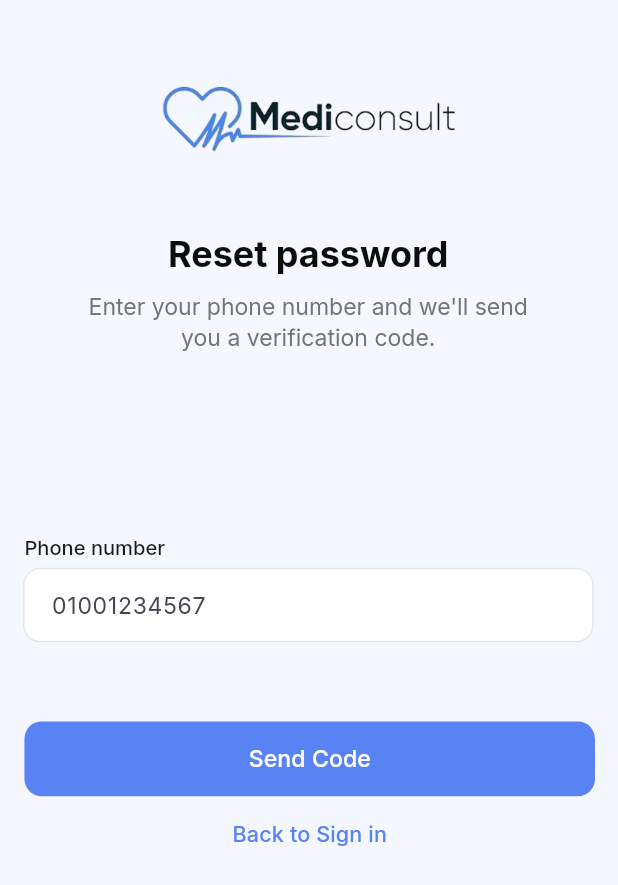
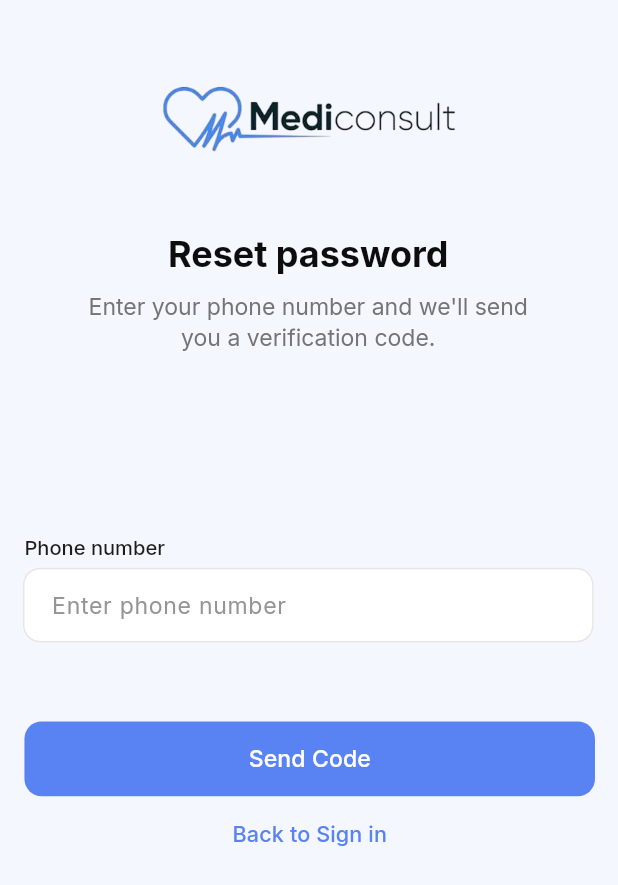
Before and after one commit to AbdelrahmanAhmed7/mci, a Flutter app: the ForgetPasswordScreen screen opened by its route, on a phone screen of 412 x 824 dp. Shown: the top 885 px of the screen. Run offline on Flutter 3.47's test engine with Material 3 defaults, Android fonts, the phone set to English and light mode, and no system bars; our stand-ins replace cached_network_image, connectivity_plus, cupertino_ui, dio, easy_localization, firebase_analytics and 22 more; missing offline and left inert: dart:ffi, in_app_update; accounts and stored records are empty; generated files the repository leaves out were written again; network calls fail; statements that could not run were skipped; project files that could hold a hidden picture were left out.

Commit message:
fix: correct auth placeholders

```diff
--- a/lib/features/auth/login/presentation/forget_password_screen.dart
+++ b/lib/features/auth/login/presentation/forget_password_screen.dart
@@ -55,7 +55,7 @@ class _ForgetPasswordScreenState extends State<ForgetPasswordScreen> {
             top: 431,
             child: FigmaAuthTextField(
               controller: _phone,
-              hintText: '01001234567',
+              hintText: 'Enter phone number',
               keyboardType: TextInputType.phone,
               validator: (value) => value == null || value.trim().isEmpty
                   ? 'Please enter your phone number'
--- a/lib/features/auth/login/presentation/login_screen.dart
+++ b/lib/features/auth/login/presentation/login_screen.dart
@@ -112,8 +112,8 @@ class _LoginScreenState extends State<LoginScreen> {
                 child: FigmaAuthTextField(
                   controller: _identifier,
                   hintText: _tab == 0
-                      ? '01001234567'
-                      : (_tab == 1 ? '2000000' : '29801010101010'),
+                      ? 'Enter phone number'
+                      : (_tab == 1 ? 'Enter MCI ID' : 'Enter National ID'),
                   keyboardType: TextInputType.phone,
                   validator: (value) => value == null || value.trim().isEmpty
                       ? 'Please enter your ID or phone number'
@@ -137,7 +137,7 @@ class _LoginScreenState extends State<LoginScreen> {
                 top: 473,
                 child: FigmaAuthTextField(
                   controller: _password,
-                  hintText: 'Enter your password',
+                  hintText: 'Enter password',
                   obscureText: true,
                   validator: (value) => value == null || value.isEmpty
                       ? 'Please enter your password'
--- a/lib/features/auth/login/presentation/reset_password_screen.dart
+++ b/lib/features/auth/login/presentation/reset_password_screen.dart
@@ -78,7 +78,7 @@ class _ResetPasswordScreenState extends State<ResetPasswordScreen> {
             top: 340,
             child: FigmaAuthTextField(
               controller: _password,
-              hintText: 'Create password',
+              hintText: 'Enter new password',
               obscureText: true,
               helperText: 'Your password must be at least 8 characters',
               validator: (value) {
@@ -107,7 +107,7 @@ class _ResetPasswordScreenState extends State<ResetPasswordScreen> {
             top: 473,
             child: FigmaAuthTextField(
               controller: _confirm,
-              hintText: 'Confirm password',
+              hintText: 'Re-enter new password',
               obscureText: true,
               validator: (value) {
                 if (value == null || value.isEmpty)
--- a/lib/features/auth/login/presentation/widgets/figma_auth_widgets.dart
+++ b/lib/features/auth/login/presentation/widgets/figma_auth_widgets.dart
@@ -117,6 +117,11 @@ class _FigmaAuthTextFieldState extends State<FigmaAuthTextField> {
         decoration: InputDecoration(
           labelText: widget.labelText,
           hintText: widget.hintText,
+          hintStyle: const TextStyle(
+            fontFamily: 'Inter',
+            fontSize: 16,
+            color: FigmaColors.neutral400,
+          ),
           helperText: widget.helperText,
           helperStyle: const TextStyle(
             fontFamily: 'Inter',
```
